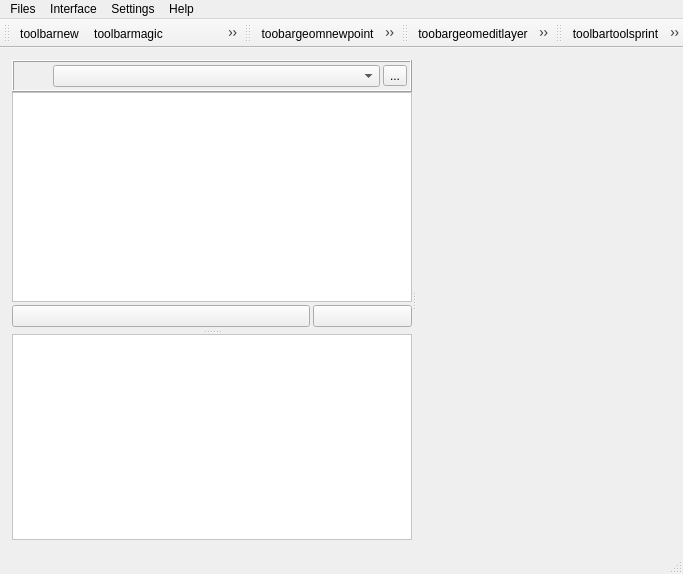
The window that Lamia/iface/qgiswidget/ifaceqgswidget.ui (Artelia/Lamia) describes before a commit, drawn with Qt 5.
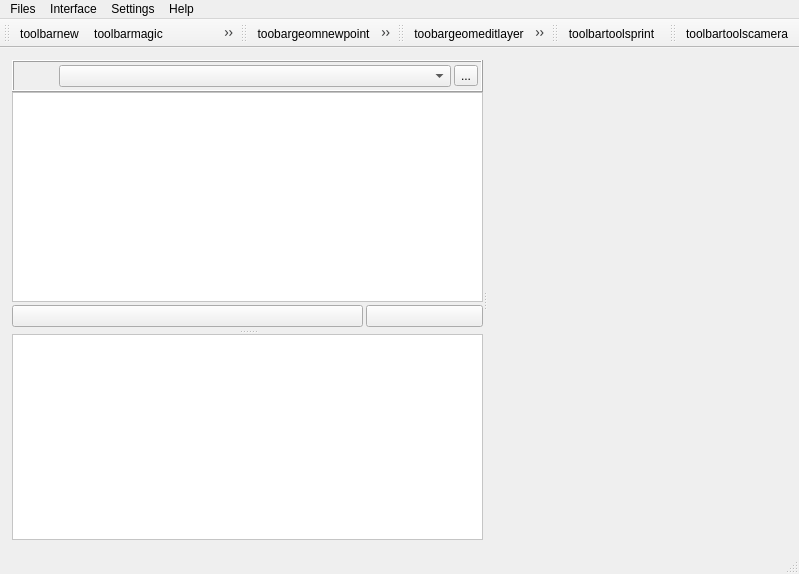
The same window after the commit. Icons and pictures are not drawn.

The edit to the form file:
```diff
--- a/Lamia/iface/qgiswidget/ifaceqgswidget.ui
+++ b/Lamia/iface/qgiswidget/ifaceqgswidget.ui
@@ -6,7 +6,7 @@
    <rect>
     <x>0</x>
     <y>0</y>
-    <width>683</width>
+    <width>799</width>
     <height>574</height>
    </rect>
   </property>
@@ -611,7 +611,7 @@
     <rect>
      <x>0</x>
      <y>0</y>
-     <width>683</width>
+     <width>799</width>
      <height>26</height>
     </rect>
    </property>
@@ -753,6 +753,17 @@
     <bool>false</bool>
    </attribute>
    <addaction name="actiontoolbartoolsprint"/>
+  </widget>
+  <widget class="QToolBar" name="lamiatoolBarglobaltools">
+   <property name="windowTitle">
+    <string>toolBar</string>
+   </property>
+   <attribute name="toolBarArea">
+    <enum>TopToolBarArea</enum>
+   </attribute>
+   <attribute name="toolBarBreak">
+    <bool>false</bool>
+   </attribute>
    <addaction name="actiontoolbartoolscamera"/>
   </widget>
   <action name="actionTre">
```
Left out of the diff: 6 changed lines with no effect on the pictures.
